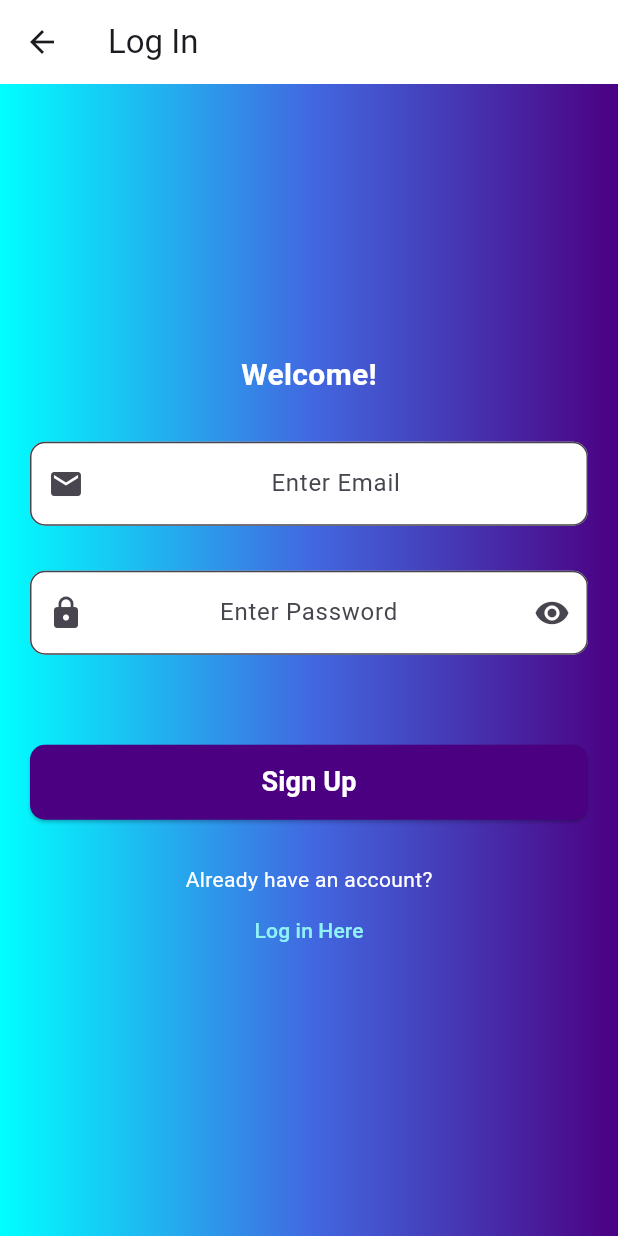
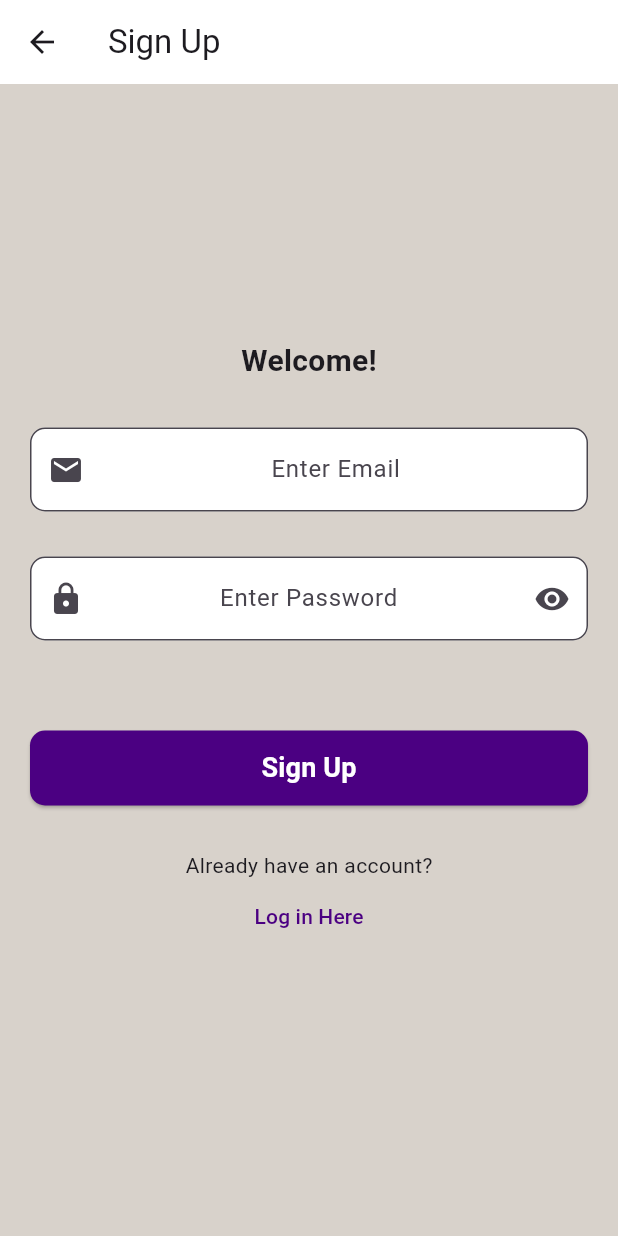
Before and after one commit to Ayiera-20/Expose-Corruption-Application, a Flutter app: the screen it shows after launch, after a tap on "Sign up Here", on a phone screen of 412 x 824 dp. Run offline on Flutter 3.47's test engine with Material 3 defaults, Android fonts, the phone set to English and light mode, and no system bars; our stand-ins replace image_picker.

Commit message:
style: add  scroll view and change element colors

```diff
--- a/lib/screens/login.dart
+++ b/lib/screens/login.dart
@@ -21,46 +21,27 @@ class _LoginState extends State<Login> {
   @override
   Widget build(BuildContext context) {
     return Scaffold(
-      // backgroundColor: Colors.black,
+      backgroundColor: Color(0xFFd8d2cb),
       appBar: AppBar(
         title: const Text("Log In"),
         backgroundColor: Colors.white,
       ),
-      body: Stack(
-        fit: StackFit.expand,
-        children: [
-          Positioned.fill(
-            child: Container(
-              decoration: BoxDecoration(
-                gradient: LinearGradient(
-                  colors: [
-                    Color(0xFF00FFFF),
-                    Color(0xFF4169E1),
-                    Color(0xFF4B0082),
-
-                  ] )
-              ),
-            ),
-          ),
+      body: SingleChildScrollView(
+        child:
           Container(
             margin: const EdgeInsets.all(20),
             child: Column(
               mainAxisAlignment: MainAxisAlignment.center,
               children: [
                 const Padding(
-                  padding: EdgeInsets.only(left: 20, right: 20),
-                  child: Row(
-                    mainAxisAlignment: MainAxisAlignment.center,
-                    children: [
+                  padding: EdgeInsets.only(left: 20, right: 20, top: 150),
+                  child:
                       Text(
                         'Welcome Back!',
                         style: TextStyle(
-                            color: Colors.white,
                             fontWeight: FontWeight.bold,
                             fontSize: 20),
                       ),
-                    ],
-                  ),
                 ),
                 const SizedBox(height: 30),
                 TextField(
@@ -80,7 +61,7 @@ class _LoginState extends State<Login> {
                 TextField(
                 controller: _passwordController,
                 textAlign: TextAlign.center,
-                obscureText: _obscureText, // Use a variable to toggle password visibility
+                obscureText: _obscureText,
                 decoration: InputDecoration(
                   filled: true,
                   fillColor: Colors.white,
@@ -118,7 +99,6 @@ class _LoginState extends State<Login> {
                 const SizedBox(height: 30),
                 const Text(
                   "Don't have an account?",
-                  style: TextStyle(color: Colors.white),
                 ),
                 TextButton(
                   onPressed: () {
@@ -128,13 +108,12 @@ class _LoginState extends State<Login> {
                   },
                   child: const Text(
                     'Sign up Here',
-                    style: TextStyle(color: Color(0xFF8FF2F7)),
+                    style: TextStyle(color: Color(0xFF4B0082)),
                   ),
                 ),
               ],
             ),
-          ),
-        ],
+        ),
       ),
     );
   }
--- a/lib/screens/register.dart
+++ b/lib/screens/register.dart
@@ -18,40 +18,25 @@ class _RegisterState extends State<Register> {
   @override
   Widget build(BuildContext context) {
       return Scaffold(
-      backgroundColor: Colors.black,
+      backgroundColor: Color(0xFFd8d2cb),
       appBar: AppBar(
-        title: const Text("Log In"),
+        title: const Text("Sign Up"),
         backgroundColor: Colors.white,
       ),
-      body: Stack(
-        fit: StackFit.expand,
-        children: [
-          Positioned.fill(
-            child: Container(
-              decoration: BoxDecoration(
-                gradient: LinearGradient(
-                  colors: [
-                    Color(0xFF00FFFF),
-                    Color(0xFF4169E1),
-                    Color(0xFF4B0082),
-                  ] )
-              ),
-            ),
-          ),
-          Container(
+      body: SingleChildScrollView(
+        child: Container(
             margin: const EdgeInsets.all(20),
             child: Column(
               mainAxisAlignment: MainAxisAlignment.center,
               children: [
                 const Padding(
-                  padding: EdgeInsets.only(left: 20, right: 20),
+                  padding: EdgeInsets.only(left: 20, right: 20, top: 150),
                   child: Row(
                     mainAxisAlignment: MainAxisAlignment.center,
                     children: [
                       Text(
                         'Welcome!',
                         style: TextStyle(
-                            color: Colors.white,
                             fontWeight: FontWeight.bold,
                             fontSize: 20),
                       ),
@@ -114,7 +99,6 @@ class _RegisterState extends State<Register> {
                 const SizedBox(height: 30),
                 const Text(
                   "Already have an account?",
-                  style: TextStyle(color: Colors.white),
                 ),
                 TextButton(
                   onPressed: () {
@@ -124,13 +108,12 @@ class _RegisterState extends State<Register> {
                   },
                   child: const Text(
                     'Log in Here',
-                    style: TextStyle(color: Color(0xFF8FF2F7)),
+                    style: TextStyle(color: Color(0xFF4B0082)),
                   ),
                 ),
               ],
             ),
           ),
-        ],
       ),
     );
   }
```
